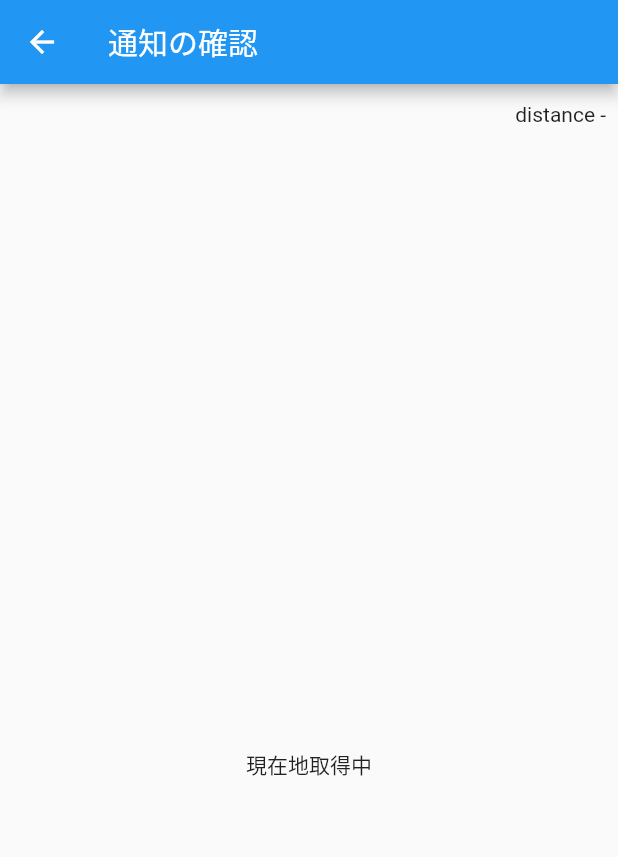
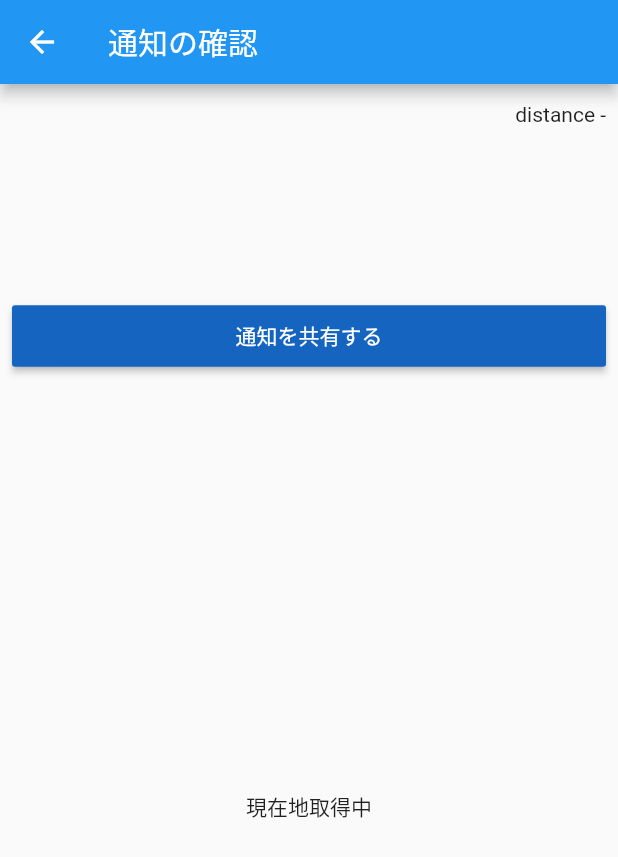
Before and after one commit to noboru-i/omukae, a Flutter app: the ConfirmPage screen opened directly, on a phone screen of 412 x 824 dp. Shown: the top 857 px of the screen. Run offline on Flutter 3.47's test engine with Material 2 defaults, Android fonts, the phone set to English and light mode, and no system bars; our stand-ins replace flutter_local_notifications, geolocator, google_maps_flutter, shared_preferences; missing offline and left inert: geofencing; accounts and stored records are empty; statements that could not run were skipped.

Commit message:
add share button

```diff
--- a/lib/pages/confirm_page.dart
+++ b/lib/pages/confirm_page.dart
@@ -111,6 +111,21 @@ class _ConfirmPageInternalState extends State<_ConfirmPageInternal> {
           height: 100,
           child: _createListView(),
         ),
+        Container(
+          padding: EdgeInsets.symmetric(
+            horizontal: 8.0,
+            vertical: 4.0,
+          ),
+          child: RaisedButton(
+            padding: EdgeInsets.all(10.0),
+            onPressed: _onPressShare,
+            color: Colors.blue[800],
+            child: const Text(
+              '通知を共有する',
+              style: TextStyle(color: Colors.white),
+            ),
+          ),
+        ),
         Expanded(
           child: _createMap(),
         ),
@@ -178,4 +193,8 @@ class _ConfirmPageInternalState extends State<_ConfirmPageInternal> {
             },
           );
   }
+
+  Future<void> _onPressShare() async {
+    // TODO share linkの作成
+  }
 }
```
